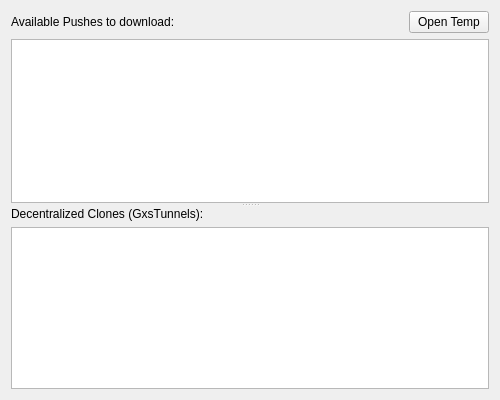
Old version of the form gui/PushesWidget.ui in the repository defnax/retroGit.
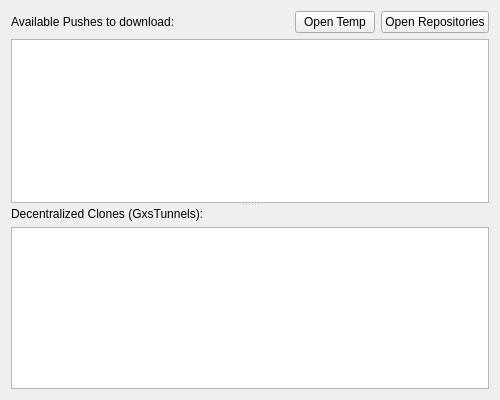
New version of the form.

What changed in the file:
```diff
--- a/gui/PushesWidget.ui
+++ b/gui/PushesWidget.ui
@@ -46,6 +46,16 @@
        </property>
       </widget>
      </item>
+     <item>
+      <widget class="QPushButton" name="reposButton">
+       <property name="toolTip">
+        <string>Open the internal RetroGit repositories folder</string>
+       </property>
+       <property name="text">
+        <string>Open Repositories</string>
+       </property>
+      </widget>
+     </item>
     </layout>
    </item>
    <item>
```
